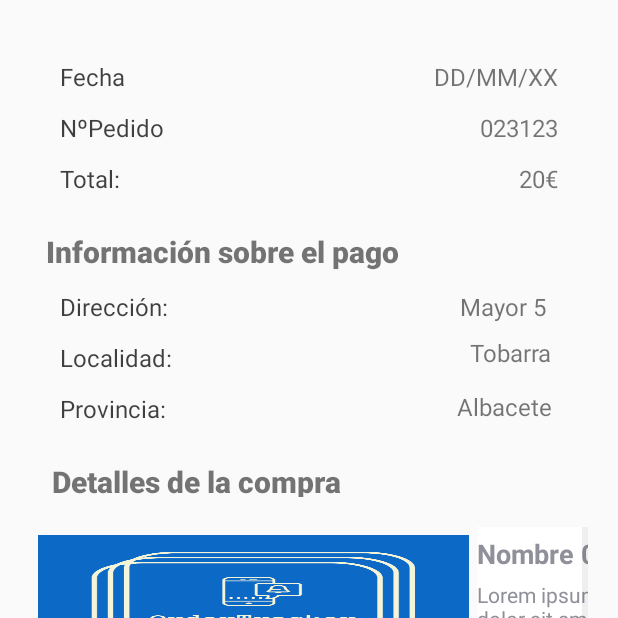
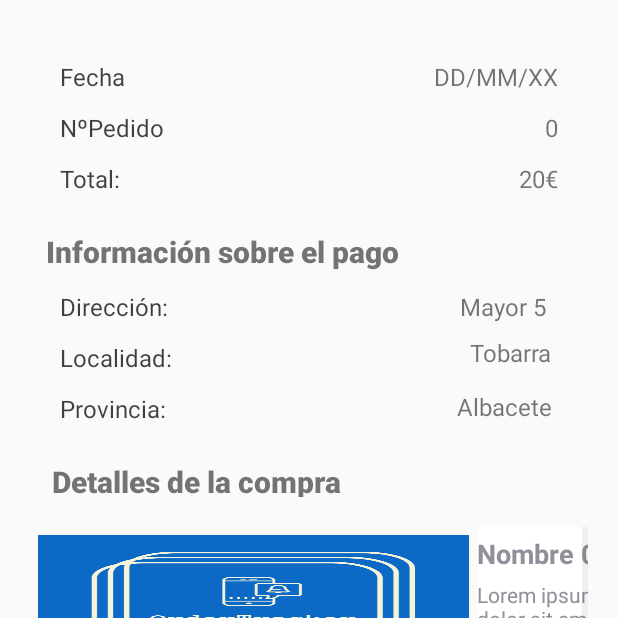
Before and after one commit to alvaro2226/ProyectoFinal_Android, an Android app: the ActivityDetallesPedido screen opened directly, with no data from a screen before it, on a phone screen of 412 x 824 dp, the top half of it. Run offline under Robolectric (Android 15) with nearby library versions, the light colour scheme and no system bars.

Commit message:
Ahora se muestran los pedidos del usuario logueado en ActivityPedidos

```diff
--- a/app/src/main/java/com/example/proyectofinal_android/Activities/ActivityDetallesPedido.java
+++ b/app/src/main/java/com/example/proyectofinal_android/Activities/ActivityDetallesPedido.java
@@ -13,6 +13,7 @@ import android.view.WindowManager;
 import android.widget.AdapterView;
 import android.widget.ListView;
 import android.widget.SearchView;
+import android.widget.TextView;
 
 import com.example.proyectofinal_android.Adapters.AdapterProductos;
 import com.example.proyectofinal_android.Pojos.Producto;
@@ -29,6 +30,8 @@ public class ActivityDetallesPedido extends AppCompatActivity {
     private SearchView editsearch;
     public static ArrayList<Producto> productosAux;
 
+    TextView textView_idPedido;
+
     @Override
     protected void onCreate(Bundle savedInstanceState) {
         super.onCreate(savedInstanceState);
@@ -40,9 +43,18 @@ public class ActivityDetallesPedido extends AppCompatActivity {
         iniciarListView();
         //iniciarDrawer();
 
+        iniciarComponentes();
+
+        textView_idPedido.setText(String.valueOf(getIntent().getIntExtra("idPedido",0)));
 
 
     }
+
+    private void iniciarComponentes() {
+
+        textView_idPedido = findViewById(R.id.textview_idPedido);
+    }
+
     private void iniciarDrawer(){
 
          DrawerLayout drawer;
--- a/app/src/main/java/com/example/proyectofinal_android/Internet/OperacionesDB.java
+++ b/app/src/main/java/com/example/proyectofinal_android/Internet/OperacionesDB.java
@@ -315,13 +315,13 @@ public class OperacionesDB extends AsyncTask<Void, Void, String> {
 
                     ActivityPedidos.pedidos.clear();
                     Statement st_pedidos_usuario_logueado = conexion.createStatement();
-                    Log.e("CONSULTA PEDIDOS", ConsultasDB.getPedidosUsuarioLogueado + ActivityLogin.idUsuarioLogueado);
+                    //Log.e("CONSULTA PEDIDOS", ConsultasDB.getPedidosUsuarioLogueado + ActivityLogin.idUsuarioLogueado);
                     ResultSet rs_pedidos_usuario_logueado =
                             st_pedidos_usuario_logueado.executeQuery(ConsultasDB.getPedidosUsuarioLogueado + ActivityLogin.idUsuarioLogueado);
 
                     rs_pedidos_usuario_logueado.first();
                     do{
-                        Log.e("Resultset", "entra");
+                        //Log.e("Resultset", "entra");
                         Pedido pedido = new Pedido();
                         pedido.setId(rs_pedidos_usuario_logueado.getInt(1));
                         pedido.setFechaCreacionTimestamp(rs_pedidos_usuario_logueado.getTimestamp(2));
--- a/app/src/main/res/layout/activity_detalles_pedido.xml
+++ b/app/src/main/res/layout/activity_detalles_pedido.xml
@@ -21,10 +21,10 @@
         android:text="20€"
         android:textSize="16sp"
         app:layout_constraintEnd_toEndOf="parent"
-        app:layout_constraintTop_toBottomOf="@+id/textview_nPedido2" />
+        app:layout_constraintTop_toBottomOf="@+id/textview_idPedido" />
 
     <TextView
-        android:id="@+id/textview_nPedido2"
+        android:id="@+id/textview_idPedido"
         android:layout_width="0dp"
         android:layout_height="wrap_content"
         android:layout_marginTop="12dp"
```
Also changed, not shown: app/src/main/java/com/example/proyectofinal_android/Activities/ActivityPedidos.java (+26 -9 lines).
